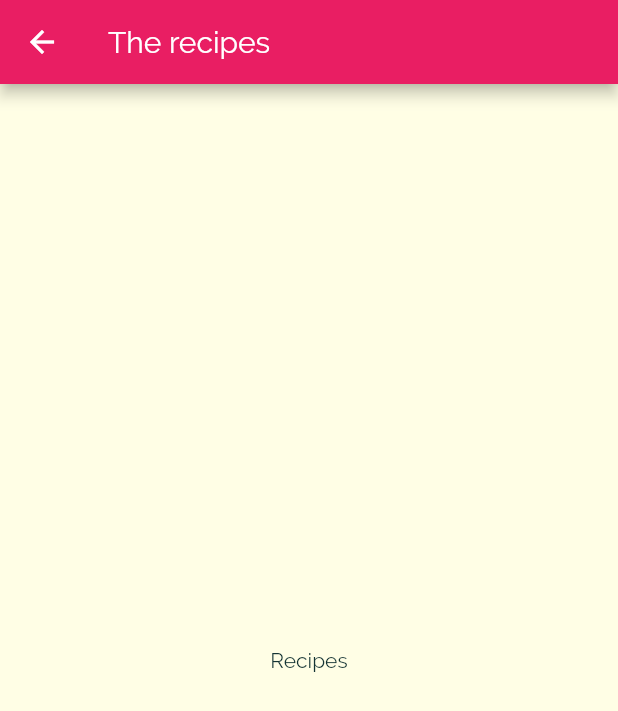
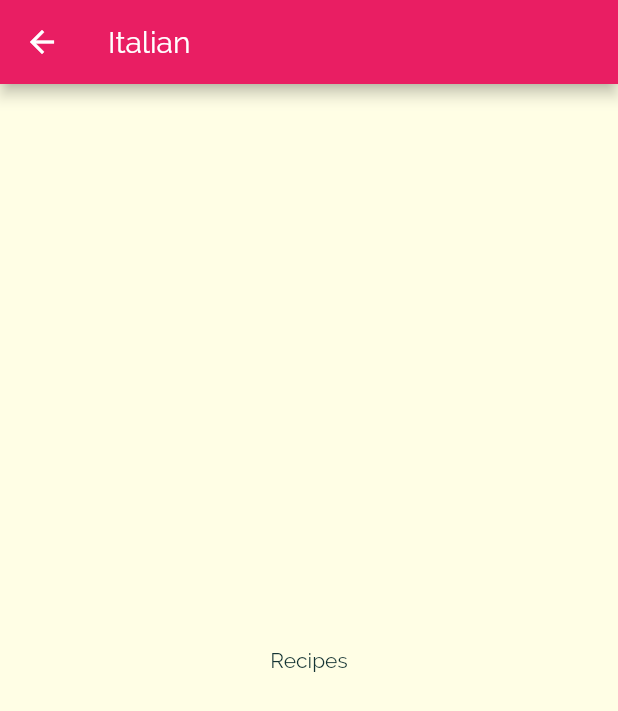
Before and after one commit to GBRBD/mealsapp, a Flutter app: the screen it shows after launch, after a tap on "Italian", on a phone screen of 412 x 824 dp. Shown: the top 711 px of the screen. Run offline on Flutter 3.47's test engine with Material 2 defaults, Android fonts, the phone set to English and light mode, and no system bars.

```diff
--- a/lib/categories.screen.dart
+++ b/lib/categories.screen.dart
@@ -14,6 +14,7 @@ class CategoriesScreen extends StatelessWidget {
         padding: const EdgeInsets.all(25),
         children: DUMMY_CATEGORIES
             .map((catData) => CategoryItem(
+                  id: catData.id,
                   title: catData.title,
                   color: catData.color,
                 ))
--- a/lib/category_item.dart
+++ b/lib/category_item.dart
@@ -3,16 +3,20 @@ import 'package:mealsapp/category_meals.screen.dart';
 import 'package:mealsapp/models/category.dart';
 
 class CategoryItem extends StatelessWidget {
+  final String id;
   final String title;
   final Color color;
 
-  CategoryItem({this.title, this.color});
+  CategoryItem({this.id, this.title, this.color});
 
   void selectCategory(BuildContext context) {
     Navigator.of(context).push(
       MaterialPageRoute(
         builder: (_) {
-          return CategoryMealsScreen();
+          return CategoryMealsScreen(
+            id,
+            title,
+          );
         },
       ),
     );
--- a/lib/category_meals.screen.dart
+++ b/lib/category_meals.screen.dart
@@ -1,11 +1,16 @@
 import 'package:flutter/material.dart';
 
 class CategoryMealsScreen extends StatelessWidget {
+  final String categoryId;
+  final String categoryTitle;
+
+  CategoryMealsScreen(this.categoryId, this.categoryTitle);
+
   @override
   Widget build(BuildContext context) {
     return Scaffold(
       appBar: AppBar(
-        title: Text('The recipes'),
+        title: Text(categoryTitle),
       ),
       body: Center(
         child: Text('Recipes'),
```
